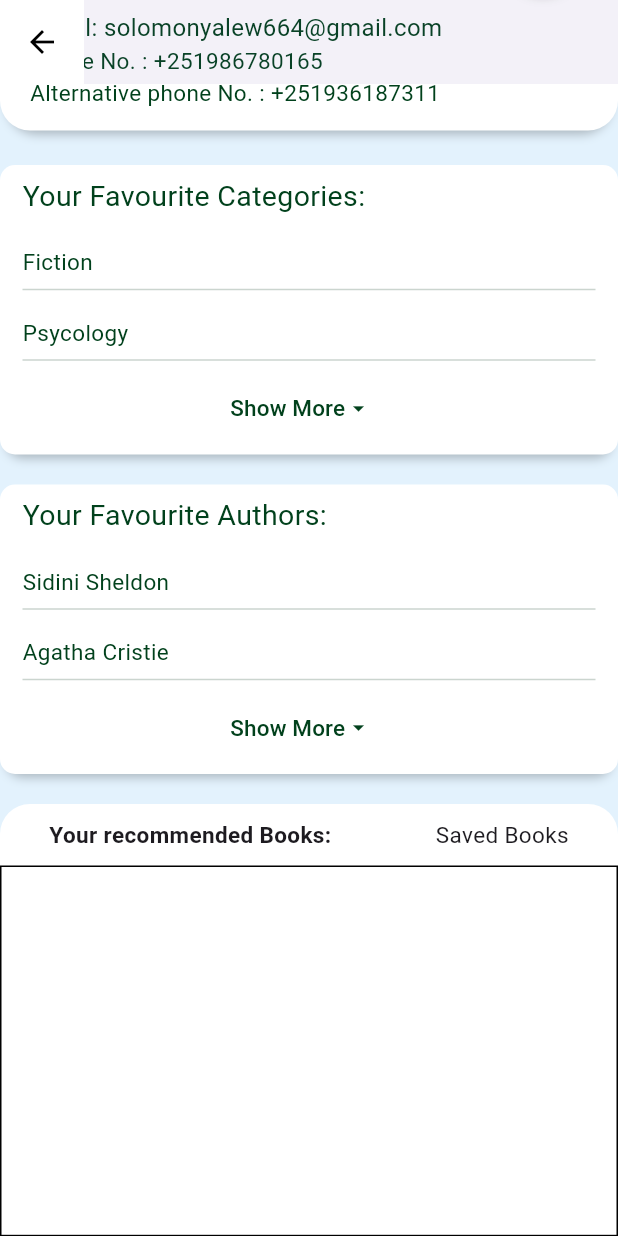
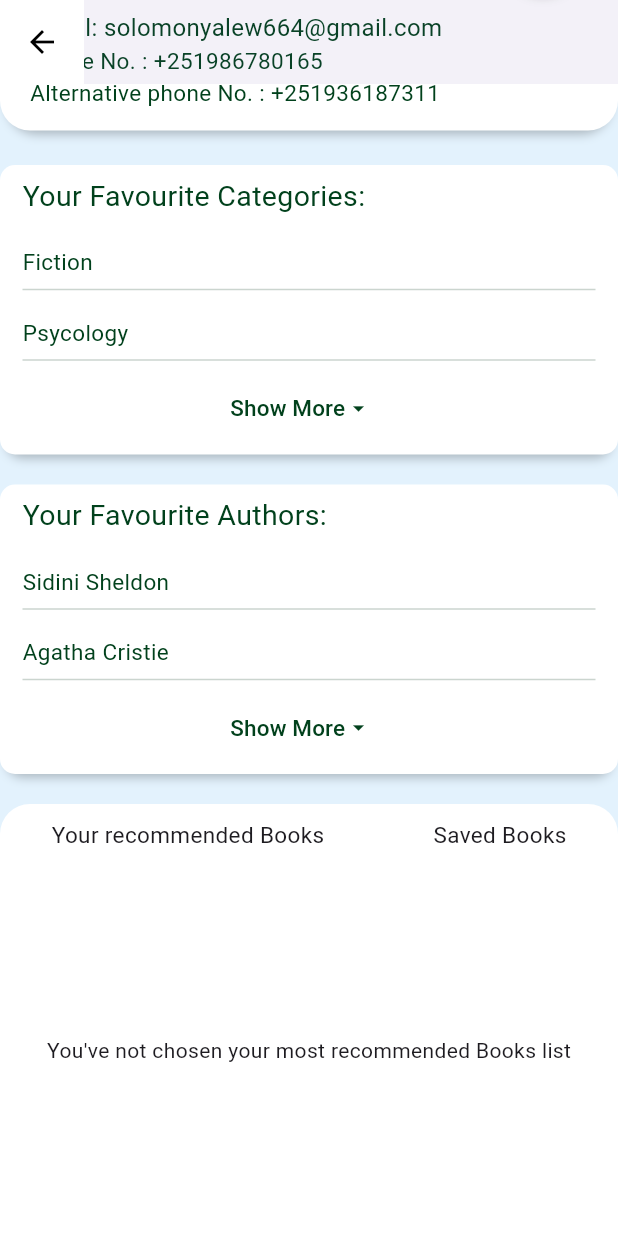
Before and after one commit to solomon-winner/brana, a Flutter app: the Profile screen opened directly, scrolled down 310 dp, on a phone screen of 412 x 824 dp. Run offline on Flutter 3.47's test engine with Material 3 defaults, Android fonts, the phone set to English and light mode, and no system bars; our stand-ins replace curved_navigation_bar; missing offline and left inert: dart:ffi; Roboto replaces fonts that are missing (Verdana).

Commit message:
About You Component...

```diff
--- a/lib/components/profile/aboutYou.dart
+++ b/lib/components/profile/aboutYou.dart
@@ -3,11 +3,10 @@ import 'package:brana/utils/colors.dart';
 import 'package:flutter/material.dart';
 
 class Aboutyou extends StatefulWidget {
-  List<String> recommended= [];
+  List<String> recommended = [];
   List<Book> saving = [];
 
-  Aboutyou(
-      {required this.recommended, required this.saving});
+  Aboutyou({required this.recommended, required this.saving});
 
   @override
   State<Aboutyou> createState() => _AboutyouState();
@@ -15,11 +14,11 @@ class Aboutyou extends StatefulWidget {
 
 class _AboutyouState extends State<Aboutyou> {
   String selectedTab = "Your recommended Books";
-  bool isContent = true;
+  bool isContent = false;
   @override
   Widget build(BuildContext context) {
     return Container(
-      width: MediaQuery.sizeOf(context).width,
+      width: MediaQuery.of(context).size.width,
       decoration: BoxDecoration(
           color: BranaColor.WhiteColor,
           boxShadow: [
@@ -45,14 +44,14 @@ class _AboutyouState extends State<Aboutyou> {
                         });
                       },
                       child: Text(
-                        "Your recommended Books: ",
+                        "Your recommended Books ",
                         style: TextStyle(
-                            fontWeight: selectedTab == "Your recommended Books"
-                                ? FontWeight.bold
-                                : FontWeight.normal,
+                            textBaseline:
+                                selectedTab == "Your recommended Books"
+                                    ? TextBaseline.alphabetic
+                                    : TextBaseline.ideographic,
                             fontSize: 15),
                       )),
-
                   GestureDetector(
                       onTap: () {
                         setState(() {
@@ -69,7 +68,7 @@ class _AboutyouState extends State<Aboutyou> {
                       )),
                 ]),
           ),
-         getContent(),
+          getContent(),
         ],
       ),
     );
@@ -80,37 +79,28 @@ class _AboutyouState extends State<Aboutyou> {
       case "Your recommended Books":
         return isContent
             ? Container(
-               height: MediaQuery.sizeOf(context).height * 0.3,
-               decoration: BoxDecoration(
-                border: Border.all(
-                  color: BranaColor.dark_background,
-                  width: 1.0,
-                  style: BorderStyle.solid
-                )
-               ),
                 child: ListView.builder(
                   itemCount: widget.recommended.length,
                   itemBuilder: (context, index) {
-                    String Category = widget.recommended[index];
+                    String recomendation = widget.recommended[index];
                     return Padding(
-                      padding: const EdgeInsets.symmetric(
-                        horizontal: 8
-                      ),
-                      child:
-                          GestureDetector(onTap: () {}, child: Text(Category)),
+                      padding: const EdgeInsets.symmetric(horizontal: 8),
+                      child: GestureDetector(
+                          onTap: () {}, child: Text(recomendation)),
                     );
                   },
                 ),
               )
             : Container(
-                height: MediaQuery.sizeOf(context).height * 0.3,
+                height: MediaQuery.of(context).size.height * 0.3,
                 child: Center(
-                  child: Text("You've not chosen your most recommended Books list"),
+                  child: Text(
+                      "You've not chosen your most recommended Books list"),
                 ),
               );
       case "Saved Books":
         return Container(
-          height: MediaQuery.sizeOf(context).height * 0.3,
+          height: MediaQuery.of(context).size.height * 0.3,
           child: Center(
             child: Text("You've not Saved Books"),
           ),
```
